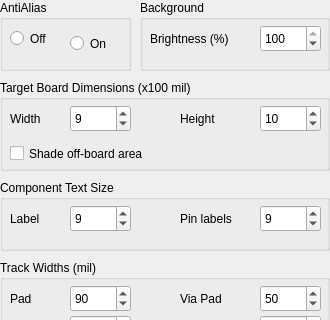
This is src/renderingdialog.ui in melak/veroroute as Qt 5 draws it before an edit; both pictures show x 0 to 330 and y 0 to 320 of the 330 by 630 pixel window. The edited form follows.
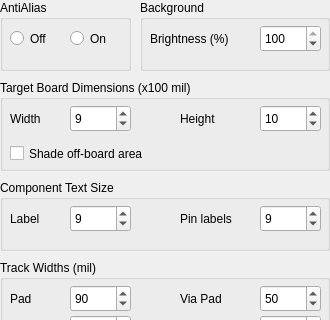
This is the edited form.

Commit message: Fixed misalignment in rendering dialog

What changed in the file:
```diff
--- a/src/renderingdialog.ui
+++ b/src/renderingdialog.ui
@@ -60,7 +60,7 @@
     <property name="geometry">
      <rect>
       <x>70</x>
-      <y>30</y>
+      <y>25</y>
       <width>51</width>
       <height>27</height>
      </rect>
```
